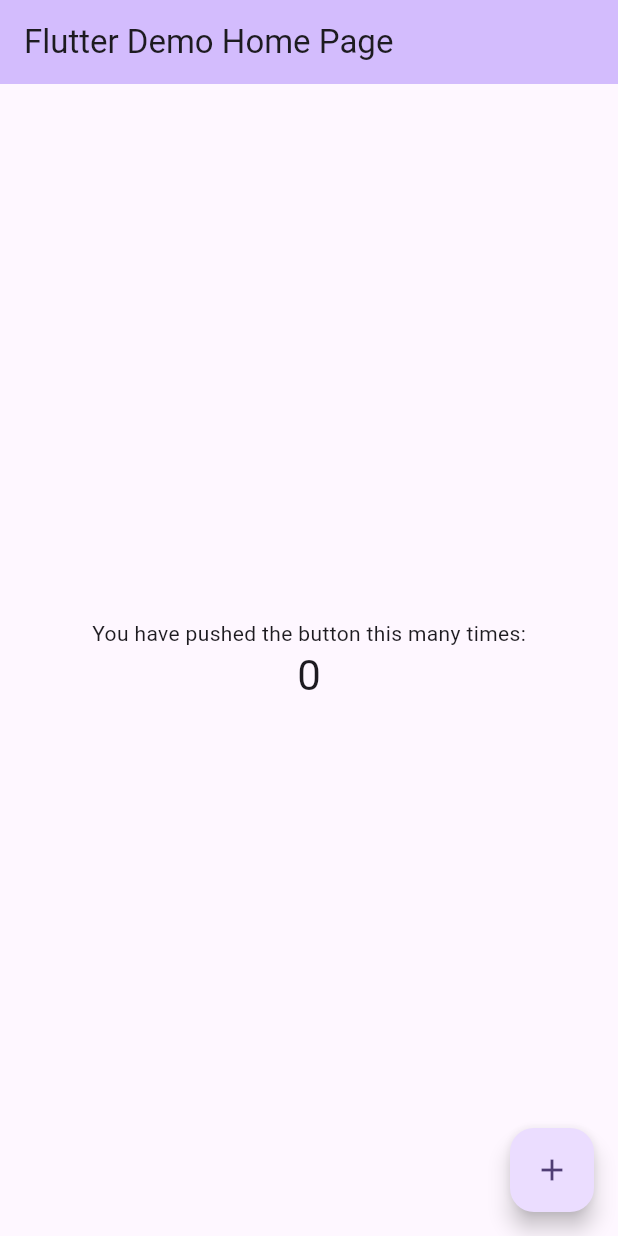
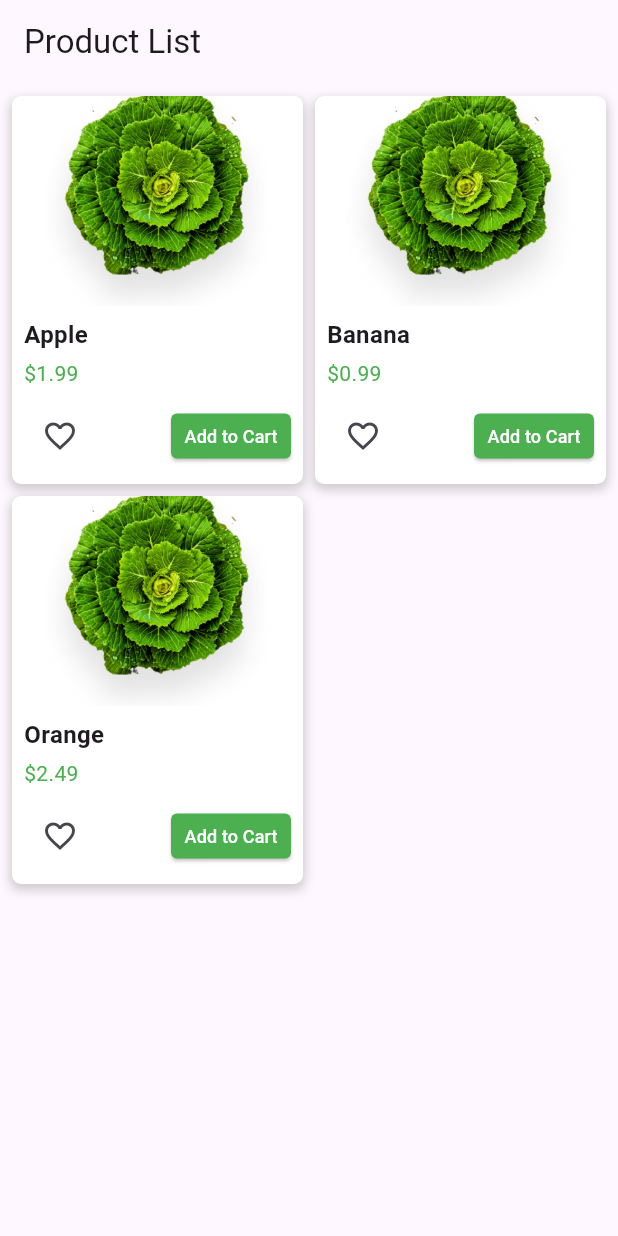
Before and after one commit to Temsegn/Flutter-grocery-app, a Flutter app: the screen it shows after launch, on a phone screen of 412 x 824 dp. Run offline on Flutter 3.47's test engine with Material 3 defaults, Android fonts, the phone set to English and light mode, and no system bars; our stand-ins replace hive, hive_flutter; accounts and stored records are empty.

Commit message:
the componets added

```diff
--- /dev/null
+++ b/lib/components/product_card.dart
@@ -0,0 +1,130 @@
+import 'package:flutter/material.dart';
+import 'package:grocery_app/models/product_model.dart';
+import '../screens/providerPage.dart';
+import 'package:provider/provider.dart'; // Add this line
+
+class ProductCard extends StatelessWidget {
+  final ProductModel product;
+  final VoidCallback onTap;
+  final VoidCallback onFavoriteTap;
+  final VoidCallback onAddToCartTap;
+
+  ProductCard({
+    required this.product,
+    required this.onTap,
+    required this.onFavoriteTap,
+    required this.onAddToCartTap,
+  });
+
+  @override
+  Widget build(BuildContext context) {
+    var size = MediaQuery.of(context).size;
+
+    return GestureDetector(
+      onTap: onTap,
+      child: Container(
+        width: size.width * 0.45, // Responsive width
+        decoration: BoxDecoration(
+          borderRadius: BorderRadius.circular(6),
+          color: Colors.white,
+          boxShadow: [
+            BoxShadow(
+              color: Colors.grey.withOpacity(0.5),
+              spreadRadius: 1,
+              blurRadius: 5,
+              offset: Offset(0, 3),
+            ),
+          ],
+        ),
+        child: Column(
+          crossAxisAlignment: CrossAxisAlignment.start,
+          children: [
+            Flexible(
+              fit: FlexFit.loose,
+              child: ClipRRect(
+                borderRadius: BorderRadius.vertical(top: Radius.circular(6)),
+                child: Image.asset(
+                  product.imageUrl,
+                  fit: BoxFit.cover,
+                  width: double.infinity,
+                ),
+              ),
+            ),
+            Padding(
+              padding: const EdgeInsets.all(8.0),
+              child: Column(
+                crossAxisAlignment: CrossAxisAlignment.start,
+                children: [
+                  Text(
+                    product.name,
+                    style: TextStyle(fontSize: 16, fontWeight: FontWeight.bold),
+                    maxLines: 1,
+                    overflow: TextOverflow.ellipsis,
+                  ),
+                  SizedBox(height: 4),
+                  Text(
+                    '\$${product.price.toStringAsFixed(2)}',
+                    style: TextStyle(fontSize: 14, color: Colors.green),
+                  ),
+                  SizedBox(height: 8),
+                  Row(
+                    mainAxisAlignment: MainAxisAlignment.spaceBetween,
+                    children: [
+                      Consumer<FavoriteProvider>(
+                  builder: (context, favoriteProvider, child) {
+                    final isFavorite = favoriteProvider.favoriteItems.contains(product);
+                    return IconButton(
+                      icon: Icon(
+                        isFavorite ? Icons.favorite : Icons.favorite_border,
+                        color: isFavorite ? Colors.red : null,
+                      ),
+                      onPressed: () {
+                        if (isFavorite) {
+                          favoriteProvider.removeFromFavorite(product);
+                        } else {
+                          favoriteProvider.addToFavorite(product);
+                        }
+                      },
+                    );
+                  },
+                ),
+                      // Smaller Add to Cart Button
+                      SizedBox(
+                        width: 80, // Set a fixed width for the button
+                        height: 30, // Set a fixed height for the button
+                        child: ElevatedButton(
+                          onPressed: onAddToCartTap,
+                          style: ElevatedButton.styleFrom(
+                            backgroundColor: Colors.green,
+                            padding: EdgeInsets.symmetric(
+                              vertical: 4,
+                              horizontal: 8,
+                            ), // Minimal padding
+                            shape: RoundedRectangleBorder(
+                              borderRadius: BorderRadius.circular(4),
+                            ),
+                            minimumSize: Size(
+                              0,
+                              0,
+                            ), // Remove default minimum size constraints
+                          ),
+                          child: Text(
+                            "Add to Cart",
+                            style: TextStyle(
+                              fontSize: 12, // Smaller font size
+                              color: Colors.white,
+                            ),
+                          ),
+                        ),
+                      ),
+                    ],
+                  ),
+                ],
+              ),
+            ),
+          ],
+        ),
+      ),
+    );
+  }
+}
--- a/lib/main.dart
+++ b/lib/main.dart
@@ -1,7 +1,28 @@
 import 'package:flutter/material.dart';
+import 'package:grocery_app/screens/providerPage.dart';
+import 'screens/home/home_page.dart';
+import 'package:provider/provider.dart';
+import 'package:hive_flutter/adapters.dart';
+import 'package:hive_flutter/hive_flutter.dart';
+import 'models/product_model.dart';
+import 'database/sample_data.dart';
+void main() async {
+  await Hive.initFlutter(); // Initialize Hive for Flutter
+  Hive.registerAdapter(ProductModelAdapter()); // Register the adapter
+  await Hive.openBox<ProductModel>('cart'); // Box for cart items
+  await Hive.openBox<ProductModel>('favorites'); // Box for favorite items
+  await Hive.openBox<ProductModel>('products');
+  addSampleProducts(); // Add sample products
 
-void main() {
-  runApp(const MyApp());
+  runApp(
+    MultiProvider(
+      providers: [
+        ChangeNotifierProvider(create: (_) => CartProvider()),
+        ChangeNotifierProvider(create: (_) => FavoriteProvider()),
+      ],
+      child: MyApp(),
+    ),
+  );
 }
 
 class MyApp extends StatelessWidget {
@@ -13,110 +34,9 @@ class MyApp extends StatelessWidget {
     return MaterialApp(
       title: 'Flutter Demo',
       theme: ThemeData(
-        // This is the theme of your application.
-        //
-        // TRY THIS: Try running your application with "flutter run". You'll see
-        // the application has a purple toolbar. Then, without quitting the app,
-        // try changing the seedColor in the colorScheme below to Colors.green
-        // and then invoke "hot reload" (save your changes or press the "hot
-        // reload" button in a Flutter-supported IDE, or press "r" if you used
-        // the command line to start the app).
-        //
-        // Notice that the counter didn't reset back to zero; the application
-        // state is not lost during the reload. To reset the state, use hot
-        // restart instead.
-        //
-        // This works for code too, not just values: Most code changes can be
-        // tested with just a hot reload.
         colorScheme: ColorScheme.fromSeed(seedColor: Colors.deepPurple),
       ),
-      home: const MyHomePage(title: 'Flutter Demo Home Page'),
+      home: HomePage(),
     );
   }
 }
-
-class MyHomePage extends StatefulWidget {
-  const MyHomePage({super.key, required this.title});
-
-  // This widget is the home page of your application. It is stateful, meaning
-  // that it has a State object (defined below) that contains fields that affect
-  // how it looks.
-
-  // This class is the configuration for the state. It holds the values (in this
-  // case the title) provided by the parent (in this case the App widget) and
-  // used by the build method of the State. Fields in a Widget subclass are
-  // always marked "final".
-
-  final String title;
-
-  @override
-  State<MyHomePage> createState() => _MyHomePageState();
-}
-
-class _MyHomePageState extends State<MyHomePage> {
-  int _counter = 0;
-
-  void _incrementCounter() {
-    setState(() {
-      // This call to setState tells the Flutter framework that something has
-      // changed in this State, which causes it to rerun the build method below
-      // so that the display can reflect the updated values. If we changed
-      // _counter without calling setState(), then the build method would not be
-      // called again, and so nothing would appear to happen.
-      _counter++;
-    });
-  }
-
-  @override
-  Widget build(BuildContext context) {
-    // This method is rerun every time setState is called, for instance as done
-    // by the _incrementCounter method above.
-    //
-    // The Flutter framework has been optimized to make rerunning build methods
-    // fast, so that you can just rebuild anything that needs updating rather
-    // than having to individually change instances of widgets.
-    return Scaffold(
-      appBar: AppBar(
-        // TRY THIS: Try changing the color here to a specific color (to
-        // Colors.amber, perhaps?) and trigger a hot reload to see the AppBar
-        // change color while the other colors stay the same.
-        backgroundColor: Theme.of(context).colorScheme.inversePrimary,
-        // Here we take the value from the MyHomePage object that was created by
-        // the App.build method, and use it to set our appbar title.
-        title: Text(widget.title),
-      ),
-      body: Center(
-        // Center is a layout widget. It takes a single child and positions it
-        // in the middle of the parent.
-        child: Column(
-          // Column is also a layout widget. It takes a list of children and
-          // arranges them vertically. By default, it sizes itself to fit its
-          // children horizontally, and tries to be as tall as its parent.
-          //
-          // Column has various properties to control how it sizes itself and
-          // how it positions its children. Here we use mainAxisAlignment to
-          // center the children vertically; the main axis here is the vertical
-          // axis because Columns are vertical (the cross axis would be
-          // horizontal).
-          //
-          // TRY THIS: Invoke "debug painting" (choose the "Toggle Debug Paint"
-          // action in the IDE, or press "p" in the console), to see the
-          // wireframe for each widget.
-          mainAxisAlignment: MainAxisAlignment.center,
-          children: <Widget>[
-            const Text('You have pushed the button this many times:'),
-            Text(
-              '$_counter',
-              style: Theme.of(context).textTheme.headlineMedium,
-            ),
-          ],
-        ),
-      ),
-      floatingActionButton: FloatingActionButton(
-        onPressed: _incrementCounter,
-        tooltip: 'Increment',
-        child: const Icon(Icons.add),
-      ), // This trailing comma makes auto-formatting nicer for build methods.
-    );
-  }
-}
--- /dev/null
+++ b/lib/models/product_model.dart
@@ -0,0 +1,21 @@
+import 'package:hive/hive.dart';
+
+part 'product_model.g.dart'; // Generated file
+
+@HiveType(typeId: 0) // Unique typeId for this class
+class ProductModel {
+  @HiveField(0)
+  final String name;
+
+  @HiveField(1)
+  final String imageUrl;
+
+  @HiveField(2)
+  final double price;
+
+  ProductModel({
+    required this.name,
+    required this.imageUrl,
+    required this.price,
+  });
+}
--- /dev/null
+++ b/lib/screens/home/home_page.dart
@@ -0,0 +1,71 @@
+import 'package:flutter/material.dart';
+import 'package:grocery_app/models/product_model.dart';
+import 'package:grocery_app/components/product_card.dart';
+import 'package:grocery_app/components/product_detail.dart';
+import 'package:grocery_app/screens/providerPage.dart';
+import 'package:provider/provider.dart';
+import '../../database/sample_data.dart';
+import 'package:hive/hive.dart';
+
+class HomePage extends StatefulWidget {
+  HomePage({super.key});
+
+  @override
+  State<HomePage> createState() => _HomePageState();
+}
+
+class _HomePageState extends State<HomePage> {
+
+  CartProvider Cart=CartProvider();
+   FavoriteProvider Favorite=FavoriteProvider();
+  void navigateToProductDetail(BuildContext context, ProductModel product) {
+    Navigator.push(
+      context,
+      MaterialPageRoute(builder: (context) => ProductDetail(product: product)),
+    );
+  }
+
+  void handleFavoriteTap(ProductModel product) {
+    print('Favorite tapped for product: ${product.name}');
+  }
+
+  void handleAddToCartTap(ProductModel product) {
+    print('Add to cart tapped for product: ${product.name}');
+  }
+
+  @override
+  Widget build(BuildContext context) {
+    return Scaffold(
+      appBar: AppBar(
+        title: Text('Product List'),
+      ),
+      body: Padding(
+        padding: const EdgeInsets.all(8.0),
+        child: GridView.builder(
+          gridDelegate: SliverGridDelegateWithFixedCrossAxisCount(
+            crossAxisCount: 2,
+            crossAxisSpacing: 8.0,
+            mainAxisSpacing: 8.0,
+            childAspectRatio: 0.75, // Adjust the aspect ratio as needed
+          ),
+          itemCount: products.length,
+          itemBuilder: (context, index) {
+            final product = products[index];
+            return ProductCard(
+              product: product,
+              onTap: () => navigateToProductDetail(context, product),
+              onFavoriteTap: () => () {
+                          if (Favorite.favoriteItems.contains(product)) {
+                            Favorite.removeFromFavorite(product);
+                          } else {
+                            Favorite.addToFavorite(product);
+                          }
+                        },
+              onAddToCartTap: () => context.read<CartProvider>().addToCart(product),
+            );
+          },
+        ),
+      ),
+    );
+  }
+}
--- /dev/null
+++ b/lib/screens/providerPage.dart
@@ -0,0 +1,42 @@
+import 'package:flutter/material.dart';
+import 'package:hive/hive.dart';
+import '../models/product_model.dart';
+
+class CartProvider extends ChangeNotifier {
+  final Box<ProductModel> _cartBox = Hive.box<ProductModel>('cart');
+
+  List<ProductModel> get cartItems => _cartBox.values.toList();
+  double get totalAmount {
+    return cartItems.fold(0, (sum, product) => sum + product.price);
+  }
+
+  void addToCart(ProductModel product) {
+    _cartBox.add(product); // Add product to Hive box
+    notifyListeners();
+  }
+
+  void removeFromCart(ProductModel product) {
+    final key = _cartBox.keyAt(_cartBox.values.toList().indexOf(product));
+    _cartBox.delete(key); // Remove product from Hive box
+    notifyListeners();
+  }
+}
+
+class FavoriteProvider extends ChangeNotifier {
+  final Box<ProductModel> _favoriteBox = Hive.box<ProductModel>('favorites');
+
+  List<ProductModel> get favoriteItems => _favoriteBox.values.toList();
+
+  void addToFavorite(ProductModel product) {
+    _favoriteBox.add(product); // Add product to Hive box
+    notifyListeners();
+  }
+
+  void removeFromFavorite(ProductModel product) {
+    final key = _favoriteBox.keyAt(
+      _favoriteBox.values.toList().indexOf(product),
+    );
+    _favoriteBox.delete(key); // Remove product from Hive box
+    notifyListeners();
+  }
+}
```
Also changed, not shown: lib/components/product_detail.dart (added, +99 -0 lines), lib/constants/constants.dart (added, +10 -0 lines), lib/database/sample_data.dart (added, +31 -0 lines), lib/screens/cart/cart_page.dart (added, +66 -0 lines), lib/screens/favorite/favorite_page.dart (added, +37 -0 lines), pubspec.yaml (+9 -6 lines), lib/models/product_model.g.dart (added), pubspec.lock, 1 other file.
